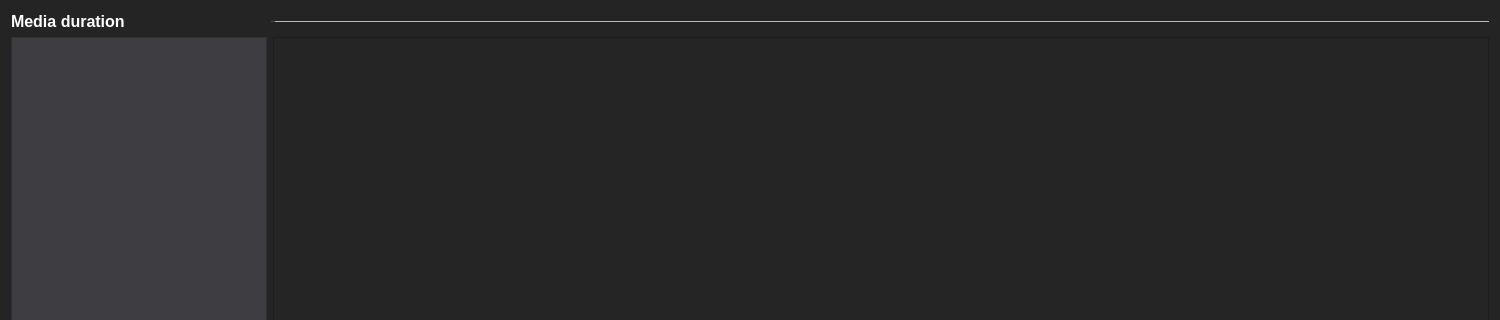
This is VideoEditor/TimeLine.ui in zeneksashy/VideoEditor as Qt 5 draws it before an edit; both pictures show x 0 to 1500 and y 0 to 320 of the 1500 by 500 pixel window. The edited form follows.
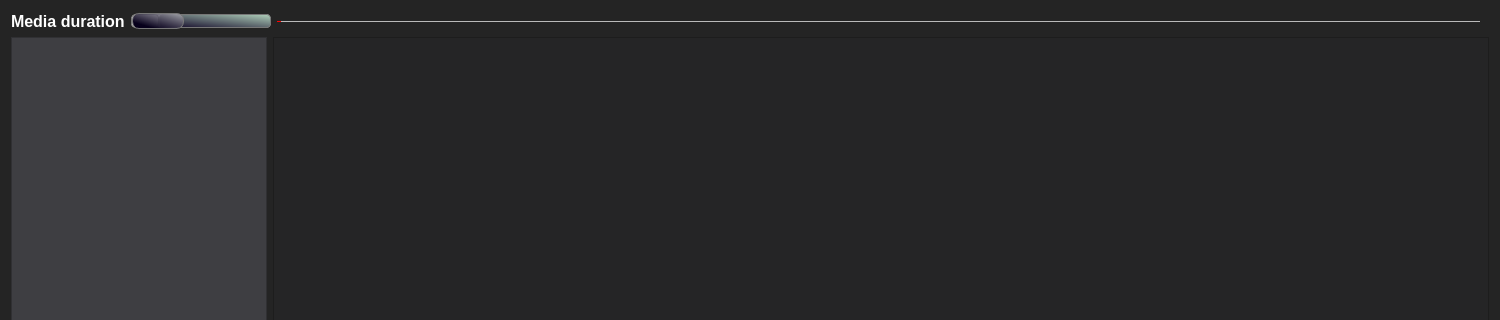
This is the edited form.

Commit message: add zoming slider

```diff
--- a/VideoEditor/TimeLine.ui
+++ b/VideoEditor/TimeLine.ui
@@ -35,6 +35,9 @@
   <layout class="QGridLayout" name="gridLayout">
    <item row="0" column="0">
     <layout class="QHBoxLayout" name="horizontalLayout_2">
+     <property name="rightMargin">
+      <number>9</number>
+     </property>
      <item>
       <widget class="QLabel" name="timeLabel">
        <property name="sizePolicy">
@@ -69,20 +72,87 @@
       </widget>
      </item>
      <item>
-      <spacer name="horizontalSpacer">
+      <widget class="QSlider" name="zoomingSlider">
+       <property name="sizePolicy">
+        <sizepolicy hsizetype="Maximum" vsizetype="Minimum">
+         <horstretch>0</horstretch>
+         <verstretch>0</verstretch>
+        </sizepolicy>
+       </property>
+       <property name="minimumSize">
+        <size>
+         <width>140</width>
+         <height>0</height>
+        </size>
+       </property>
+       <property name="styleSheet">
+        <string notr="true">QSlider::groove:horizontal {
+border: 1px solid #bbb;
+background: white;
+height: 12px;
+border-radius: 5px;
+}
+
+QSlider::sub-page:horizontal {
+
+background: qlineargradient(x1: 0, y1: 0.2, x2: 1, y2: 1,
+    stop: 0 #bbf, stop: 1 #55f);
+border: 1px solid #777;
+height: 10px;
+border-radius: 4px;
+}
+
+QSlider::add-page:horizontal {
+background: qlineargradient(spread:pad, x1:0, y1:1, x2:1, y2:0, stop:0 rgba(12, 0, 34, 255), stop:1 rgba(176, 209, 187, 255));
+border: 1px solid #777;
+height: 10px;
+border-radius: 4px;
+}
+
+QSlider::handle:horizontal {
+background:qlineargradient(spread:pad, x1:0, y1:1, x2:1, y2:0, stop:0.215909 rgba(7, 0, 27, 255), stop:0.994318 rgba(174, 174, 180, 210));
+border: 1px solid #777;
+width: 50px;
+margin-top: -2px;
+margin-bottom: -2px;
+border-radius: 7px;
+}
+
+QSlider::handle:horizontal:hover {
+background: qlineargradient(spread:pad, x1:0, y1:1, x2:1, y2:0, stop:0 rgba(0, 0, 0, 255), stop:1 rgba(90, 181, 237, 255));
+border: 1px solid #444;
+border-radius: 4px;
+}
+
+QSlider::sub-page:horizontal:disabled {
+background: #bbb;
+border-color: #999;
+}
+
+QSlider::add-page:horizontal:disabled {
+background: #eee;
+border-color: #999;
+}
+
+QSlider::handle:horizontal:disabled {
+background: #eee;
+border: 1px solid #aaa;
+border-radius: 4px;
+}</string>
+       </property>
+       <property name="minimum">
+        <number>1</number>
+       </property>
+       <property name="maximum">
+        <number>10</number>
+       </property>
+       <property name="pageStep">
+        <number>1</number>
+       </property>
        <property name="orientation">
         <enum>Qt::Horizontal</enum>
        </property>
-       <property name="sizeType">
-        <enum>QSizePolicy::Maximum</enum>
-       </property>
-       <property name="sizeHint" stdset="0">
-        <size>
-         <width>140</width>
-         <height>20</height>
-        </size>
-       </property>
-      </spacer>
+      </widget>
      </item>
      <item>
       <widget class="QSlider" name="horizontalSlider">
```
The commit also changes 9 other files.
